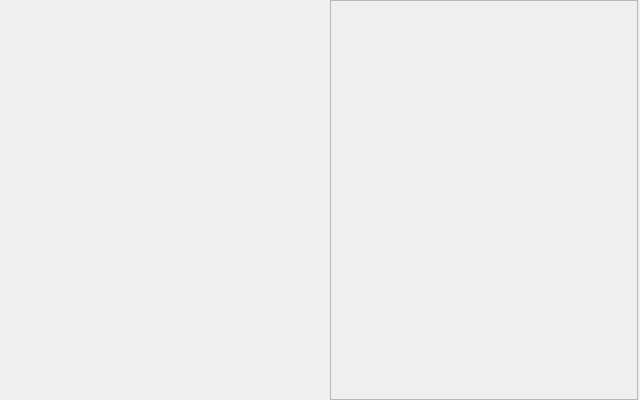
jbalcomb/MoM-RTGT, file Applications/MoMCustomizer/FormGameOptions.ui: the form before one commit.
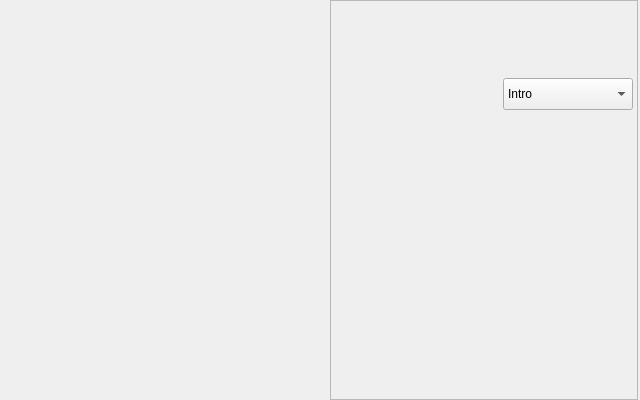
The form after the commit. Icons and pictures are not drawn.

Diff of the .ui file:
```diff
--- a/Applications/MoMCustomizer/FormGameOptions.ui
+++ b/Applications/MoMCustomizer/FormGameOptions.ui
@@ -69,25 +69,6 @@
      <bool>true</bool>
     </property>
    </widget>
-   <widget class="QPushButton" name="pushButton_Difficulty">
-    <property name="geometry">
-     <rect>
-      <x>172</x>
-      <y>78</y>
-      <width>130</width>
-      <height>32</height>
-     </rect>
-    </property>
-    <property name="styleSheet">
-     <string notr="true">background: url(:/dialogs/Difficulty_button.gif);</string>
-    </property>
-    <property name="text">
-     <string/>
-    </property>
-    <property name="flat">
-     <bool>true</bool>
-    </property>
-   </widget>
    <widget class="QPushButton" name="pushButton_Opponents">
     <property name="geometry">
      <rect>
@@ -145,6 +126,44 @@
      <bool>true</bool>
     </property>
    </widget>
+   <widget class="QComboBox" name="comboBox_Difficulty">
+    <property name="geometry">
+     <rect>
+      <x>173</x>
+      <y>78</y>
+      <width>130</width>
+      <height>32</height>
+     </rect>
+    </property>
+    <property name="styleSheet">
+     <string notr="true">background: url(:/dialogs/Difficulty_button.gif);</string>
+    </property>
+    <item>
+     <property name="text">
+      <string>Intro</string>
+     </property>
+    </item>
+    <item>
+     <property name="text">
+      <string>Easy</string>
+     </property>
+    </item>
+    <item>
+     <property name="text">
+      <string>Hard</string>
+     </property>
+    </item>
+    <item>
+     <property name="text">
+      <string>Extreme</string>
+     </property>
+    </item>
+    <item>
+     <property name="text">
+      <string>Impossible</string>
+     </property>
+    </item>
+   </widget>
    <zorder>pushButton_Cancel</zorder>
    <zorder>pushButton_OK</zorder>
    <zorder>pushButton_LandSize</zorder>
```
Left out of the diff: 2 changed lines with no effect on the pictures.
